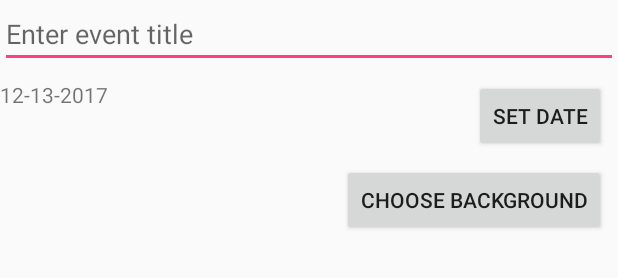
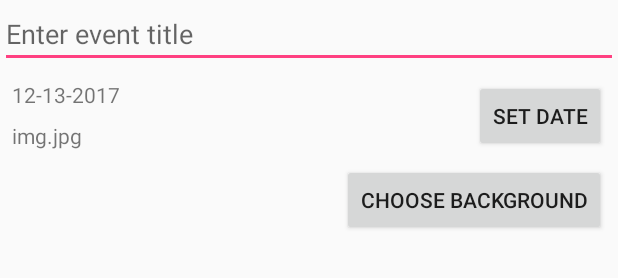
Before and after one commit to AvoidableSkink/CountDownApp, an Android app: the layout activity_add_event.xml on its own in the app's theme, with its tools: preview values and no code run, on a phone screen of 412 x 824 dp. Shown: the top 278 px of the screen. Run offline under Robolectric (Android 15) with nearby library versions, the phone set to English and light mode, and no system bars.

Commit message:
changed around order of some activities

```diff
--- a/app/src/main/java/com/example/klind/countdownapp/ChooseImageActivity.java
+++ b/app/src/main/java/com/example/klind/countdownapp/ChooseImageActivity.java
@@ -27,6 +27,8 @@ import java.util.List;
  */
 
 public class ChooseImageActivity extends AppCompatActivity{
+
+    public static final String ITEM_KEY = "item_key";
 
     DataImageSource mDataImageSource;
     List<Background> backgroundList = new ArrayList<>();
--- a/app/src/main/java/com/example/klind/countdownapp/MainActivity.java
+++ b/app/src/main/java/com/example/klind/countdownapp/MainActivity.java
@@ -86,7 +86,7 @@ public class MainActivity extends AppCompatActivity {
         fab.setOnClickListener(new View.OnClickListener() {
             @Override
             public void onClick(View view) {
-                Intent intent = new Intent(getApplicationContext(), AddEventActivity.class);
+                Intent intent = new Intent(getApplicationContext(), ChooseImageActivity.class);
                 startActivityForResult(intent,DATA_REQUEST);
             }
         });
--- a/app/src/main/java/com/example/klind/countdownapp/backgroundAdapter.java
+++ b/app/src/main/java/com/example/klind/countdownapp/backgroundAdapter.java
@@ -83,13 +83,13 @@ public class backgroundAdapter extends RecyclerView.Adapter<backgroundAdapter.Vi
         holder.mView.setOnClickListener(new View.OnClickListener() {
             @Override
             public void onClick(View v) {
-//                Intent intent = new Intent(mContext, CountdownActivity.class);
-//                intent.putExtra(ITEM_KEY, item);
-//                mContext.startActivity(intent);
                 ViewGroup parent = (ViewGroup) v;
                 TextView as = (TextView) parent.findViewById(R.id.bg_name);
                 String chosenImage = (String) as.getText();
                 Toast.makeText(context,chosenImage,Toast.LENGTH_SHORT).show();
+                Intent intent = new Intent(context, AddEventActivity.class);
+                intent.putExtra(ChooseImageActivity.ITEM_KEY, chosenImage);
+                context.startActivity(intent);
             }
         });
     }
--- a/app/src/main/res/layout/activity_add_event.xml
+++ b/app/src/main/res/layout/activity_add_event.xml
@@ -27,9 +27,10 @@
         android:id="@+id/date_display"
         android:layout_width="wrap_content"
         android:layout_height="wrap_content"
-        android:layout_marginEnd="8dp"
+        android:layout_marginStart="8dp"
         android:layout_marginTop="8dp"
         android:text="12-13-2017"
+        app:layout_constraintStart_toStartOf="parent"
         app:layout_constraintTop_toBottomOf="@+id/enter_event_title" />
 
     <Button
@@ -54,4 +55,14 @@
         app:layout_constraintEnd_toEndOf="parent"
         app:layout_constraintTop_toBottomOf="@+id/setDate" />
 
+    <TextView
+        android:id="@+id/txt_image"
+        android:layout_width="wrap_content"
+        android:layout_height="wrap_content"
+        android:layout_marginStart="8dp"
+        android:layout_marginTop="8dp"
+        android:text="img.jpg"
+        app:layout_constraintStart_toStartOf="parent"
+        app:layout_constraintTop_toBottomOf="@+id/date_display" />
+
 </android.support.constraint.ConstraintLayout>
```
Also changed, not shown: app/src/main/java/com/example/klind/countdownapp/AddEventActivity.java (+6 -16 lines).
